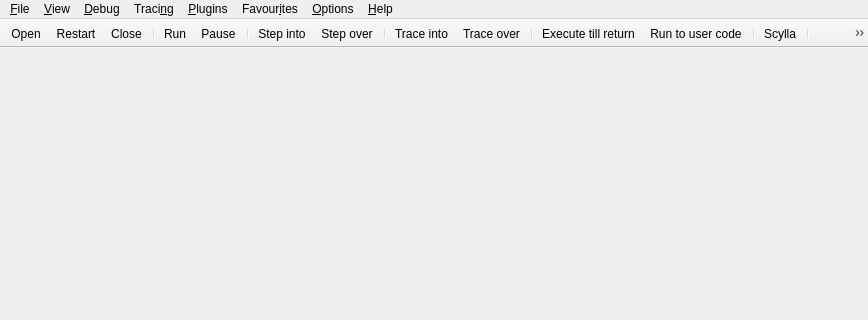
Above: src/gui/Src/Gui/MainWindow.ui from greck2908/x64dbg before the change; both pictures show x 0 to 868 and y 0 to 320 of the 868 by 600 pixel window. Below: the same form after it.
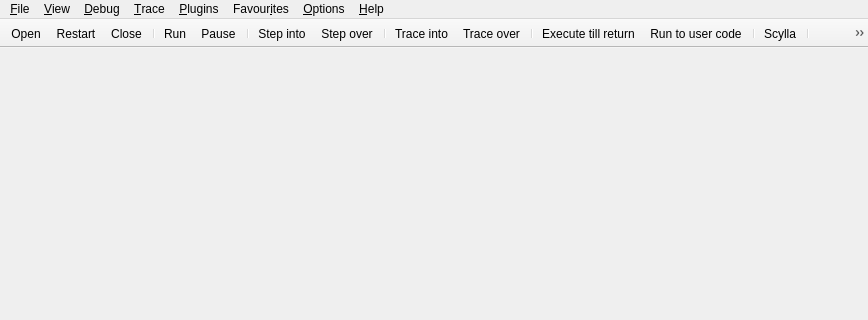
That is the form after the change. Icons and pictures are not drawn.

What changed in the file:
```diff
--- a/src/gui/Src/Gui/MainWindow.ui
+++ b/src/gui/Src/Gui/MainWindow.ui
@@ -23,7 +23,7 @@
      <x>0</x>
      <y>0</y>
      <width>868</width>
-     <height>21</height>
+     <height>23</height>
     </rect>
    </property>
    <widget class="QMenu" name="menuFile">
@@ -180,7 +180,7 @@
    </widget>
    <widget class="QMenu" name="menu_Trace">
     <property name="title">
-     <string>Traci&amp;ng</string>
+     <string>&amp;Trace</string>
     </property>
     <widget class="QMenu" name="menuTrace_record">
      <property name="title">
```
Left out of the diff: 31 changed lines with no effect on the pictures.
